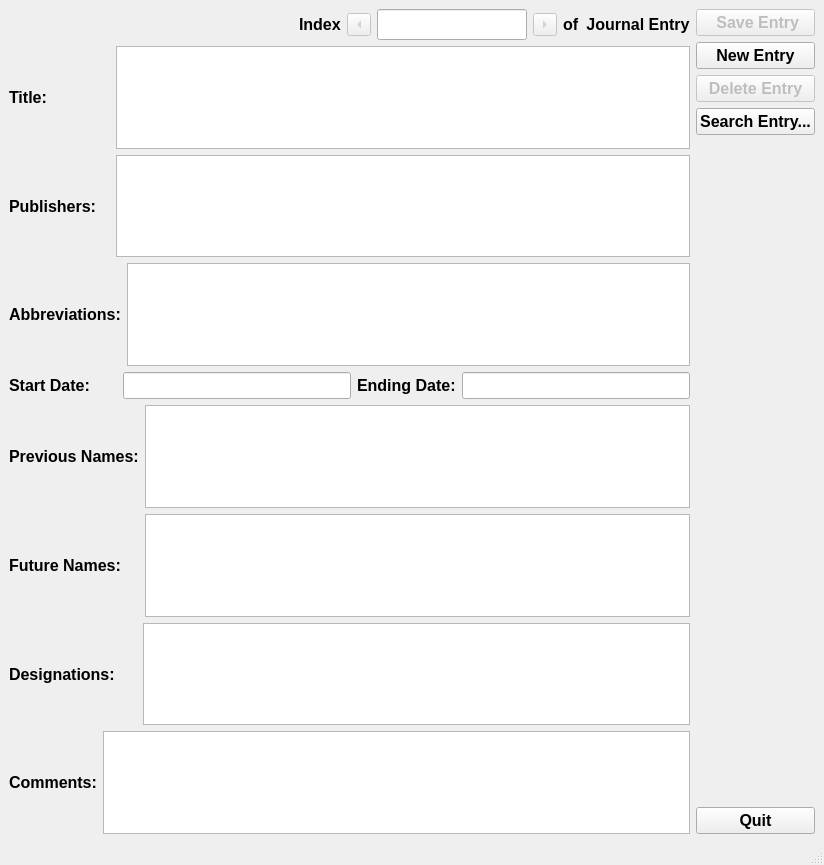
Old version of the form Books20/Tools/bookentry/designer/ui_JournalEntry.ui in the repository JimFowler/books.
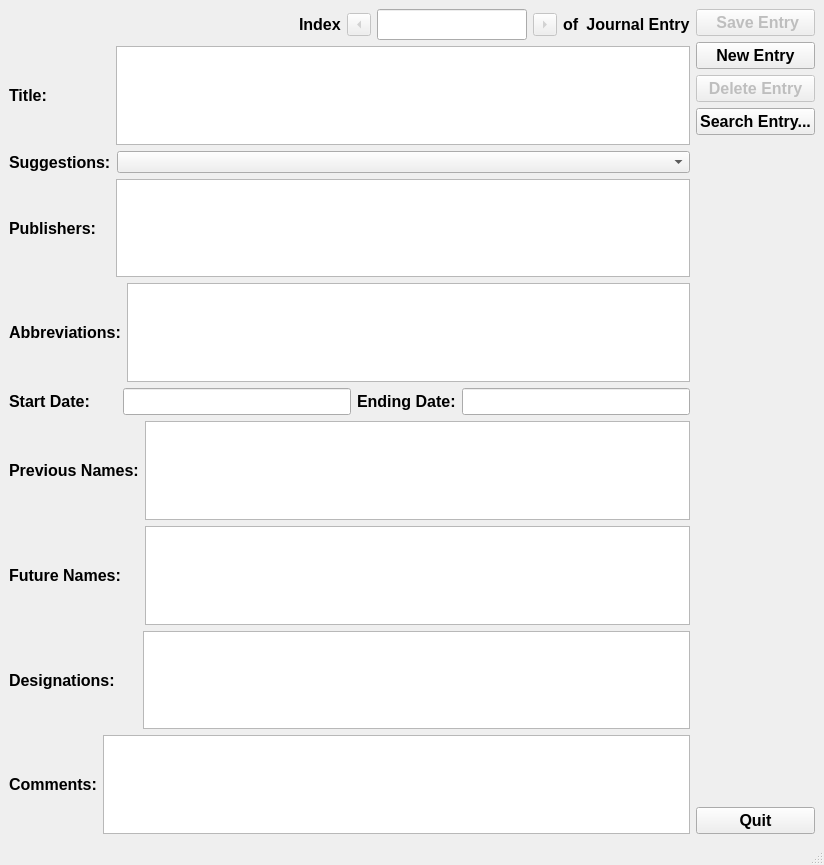
New version of the form.

Commit message:
Minor changes to support combobox
 Changes to be committed:
	modified:   bookentry/designer/ui_JournalEntry.ui
	modified:   bookentry/designer/ui_JournalSearch.ui
	modified:   bookentry/journalWin.py
	modified:   journals

The edit to the form file:
```diff
--- a/Books20/Tools/bookentry/designer/ui_JournalEntry.ui
+++ b/Books20/Tools/bookentry/designer/ui_JournalEntry.ui
@@ -211,6 +211,40 @@
           </item>
          </layout>
         </item>
+        <item>
+         <layout class="QHBoxLayout" name="horizontalLayout_4">
+          <item>
+           <widget class="QLabel" name="blankLabel">
+            <property name="sizePolicy">
+             <sizepolicy hsizetype="Minimum" vsizetype="Preferred">
+              <horstretch>0</horstretch>
+              <verstretch>0</verstretch>
+             </sizepolicy>
+            </property>
+            <property name="font">
+             <font>
+              <pointsize>12</pointsize>
+              <weight>75</weight>
+              <bold>true</bold>
+             </font>
+            </property>
+            <property name="text">
+             <string>Suggestions:</string>
+            </property>
+           </widget>
+          </item>
+          <item>
+           <widget class="QComboBox" name="comboBox">
+            <property name="sizePolicy">
+             <sizepolicy hsizetype="Expanding" vsizetype="Fixed">
+              <horstretch>0</horstretch>
+              <verstretch>0</verstretch>
+             </sizepolicy>
+            </property>
+           </widget>
+          </item>
+         </layout>
+        </item>
         <item>
          <layout class="QHBoxLayout" name="horizontalLayout_5">
           <item>
```
The commit also changes 3 other files.
